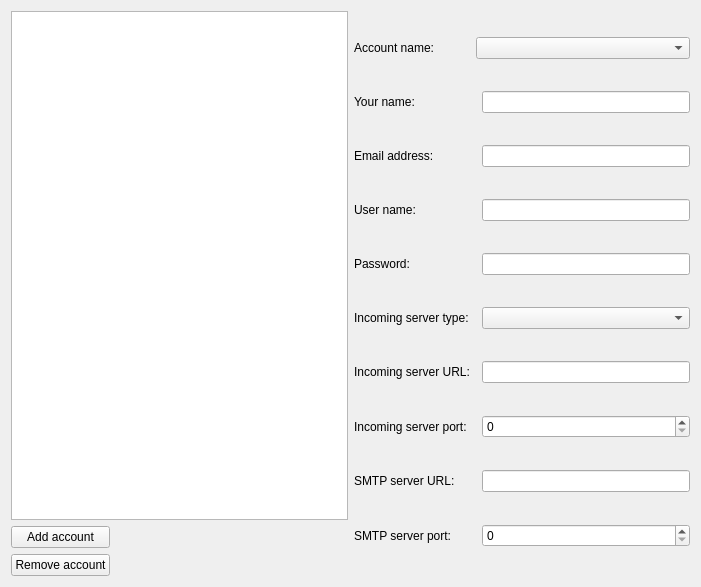
Old version of the form src/ui/preferences/PreferencesEmailPageWidget.ui in the repository honza-c/otter-browser.
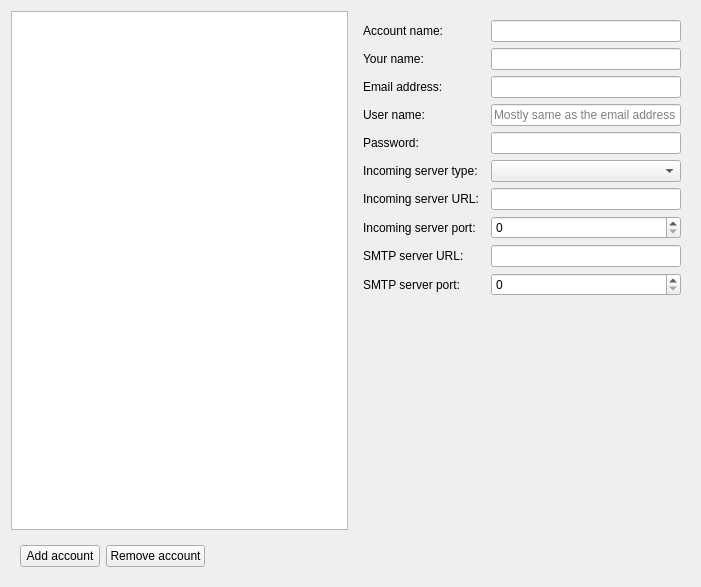
New version of the form. Custom widgets are drawn as their Qt base class.

Commit message: added email settings into Preferences window, implemetned displaying of existing accounts

```diff
--- a/src/ui/preferences/PreferencesEmailPageWidget.ui
+++ b/src/ui/preferences/PreferencesEmailPageWidget.ui
@@ -22,7 +22,21 @@
         <widget class="QListView" name="listView"/>
        </item>
        <item>
+        <widget class="QWidget" name="accountListAndActionButtonsWidget" native="true">
         <layout class="QGridLayout" name="gridLayout_2">
+          <item row="0" column="2">
+           <spacer name="horizontalSpacer">
+            <property name="orientation">
+             <enum>Qt::Horizontal</enum>
+            </property>
+            <property name="sizeHint" stdset="0">
+             <size>
+              <width>40</width>
+              <height>20</height>
+             </size>
+            </property>
+           </spacer>
+          </item>
          <item row="0" column="0">
           <widget class="QPushButton" name="btnAddAccount">
            <property name="text">
@@ -31,44 +45,23 @@
           </widget>
          </item>
          <item row="0" column="1">
-          <spacer name="horizontalSpacer">
-           <property name="orientation">
-            <enum>Qt::Horizontal</enum>
-           </property>
-           <property name="sizeHint" stdset="0">
-            <size>
-             <width>40</width>
-             <height>20</height>
-            </size>
-           </property>
-          </spacer>
-         </item>
-         <item row="1" column="0">
-          <widget class="QPushButton" name="btnRemoveAccount">
+           <widget class="QPushButton" name="removeAccountButton">
            <property name="text">
             <string>Remove account</string>
            </property>
           </widget>
          </item>
-         <item row="1" column="1">
-          <spacer name="horizontalSpacer_2">
-           <property name="orientation">
-            <enum>Qt::Horizontal</enum>
-           </property>
-           <property name="sizeHint" stdset="0">
-            <size>
-             <width>40</width>
-             <height>20</height>
-            </size>
-           </property>
-          </spacer>
-         </item>
-        </layout>
+         </layout>
+        </widget>
        </item>
       </layout>
      </item>
      <item>
-      <layout class="QGridLayout" name="gridLayout">
+      <widget class="QWidget" name="emailAccountDetailsWidget" native="true">
+       <layout class="QGridLayout" name="emailAccountsDetailsGridBox">
+        <item row="5" column="2">
+         <widget class="QComboBox" name="incomingServerTypeApplicationComboBox"/>
+        </item>
        <item row="0" column="0">
         <widget class="QLabel" name="accountNameLabel">
          <property name="text">
@@ -76,18 +69,8 @@
          </property>
         </widget>
        </item>
-       <item row="0" column="1" colspan="2">
-        <widget class="QComboBox" name="comboBox"/>
-       </item>
-       <item row="1" column="0">
-        <widget class="QLabel" name="yourNameLabel">
-         <property name="text">
-          <string>Your name:</string>
-         </property>
-        </widget>
-       </item>
-       <item row="1" column="2">
-        <widget class="QLineEdit" name="lineEdit"/>
+        <item row="6" column="2">
+         <widget class="Otter::LineEditWidget" name="incomingServerUrlLineEditWidget"/>
        </item>
        <item row="2" column="0">
         <widget class="QLabel" name="emailAddressLabel">
@@ -96,29 +79,6 @@
          </property>
         </widget>
        </item>
-       <item row="2" column="2">
-        <widget class="QLineEdit" name="lineEdit_2"/>
-       </item>
-       <item row="3" column="0">
-        <widget class="QLabel" name="userNameLabel">
-         <property name="text">
-          <string>User name:</string>
-         </property>
-        </widget>
-       </item>
-       <item row="3" column="2">
-        <widget class="QLineEdit" name="lineEdit_3"/>
-       </item>
-       <item row="4" column="0">
-        <widget class="QLabel" name="passwordLabel">
-         <property name="text">
-          <string>Password:</string>
-         </property>
-        </widget>
-       </item>
-       <item row="4" column="2">
-        <widget class="QLineEdit" name="lineEdit_4"/>
-       </item>
        <item row="5" column="0">
         <widget class="QLabel" name="incomingServerTypeLabel">
          <property name="text">
@@ -126,29 +86,13 @@
          </property>
         </widget>
        </item>
-       <item row="5" column="2">
-        <widget class="QComboBox" name="comboBox_2"/>
-       </item>
-       <item row="6" column="0">
-        <widget class="QLabel" name="incomingServerUrlLabel">
-         <property name="text">
-          <string>Incoming server URL:</string>
+        <item row="4" column="2">
+         <widget class="Otter::LineEditWidget" name="passwordLineEditWidget">
+          <property name="echoMode">
+           <enum>QLineEdit::Password</enum>
          </property>
         </widget>
        </item>
-       <item row="6" column="2">
-        <widget class="QLineEdit" name="lineEdit_5"/>
-       </item>
-       <item row="7" column="0">
-        <widget class="QLabel" name="incomingServerPort">
-         <property name="text">
-          <string>Incoming server port:</string>
-         </property>
-        </widget>
-       </item>
-       <item row="7" column="2">
-        <widget class="QSpinBox" name="spinBox_2"/>
-       </item>
        <item row="8" column="0">
         <widget class="QLabel" name="smtpServerUrlLabel">
          <property name="text">
@@ -156,8 +100,32 @@
          </property>
         </widget>
        </item>
+        <item row="7" column="2">
+         <widget class="QSpinBox" name="incomingServerPortSpinBox">
+          <property name="maximum">
+           <number>65535</number>
+          </property>
+         </widget>
+        </item>
        <item row="8" column="2">
-        <widget class="QLineEdit" name="lineEdit_6"/>
+         <widget class="Otter::LineEditWidget" name="smtpServerUrlLineEditWidget"/>
+        </item>
+        <item row="1" column="2">
+         <widget class="Otter::LineEditWidget" name="yourNameLineEditWidget"/>
+        </item>
+        <item row="3" column="0">
+         <widget class="QLabel" name="userNameLabel">
+          <property name="text">
+           <string>User name:</string>
+          </property>
+         </widget>
+        </item>
+        <item row="3" column="2">
+         <widget class="Otter::LineEditWidget" name="userNameLineEditWidget">
+          <property name="placeholderText">
+           <string>Mostly same as the email address</string>
+          </property>
+         </widget>
        </item>
        <item row="9" column="0" colspan="2">
         <widget class="QLabel" name="smtpServerPortLabel">
@@ -166,15 +134,74 @@
          </property>
         </widget>
        </item>
+        <item row="7" column="0">
+         <widget class="QLabel" name="incomingServerPort">
+          <property name="text">
+           <string>Incoming server port:</string>
+          </property>
+         </widget>
+        </item>
+        <item row="1" column="0">
+         <widget class="QLabel" name="yourNameLabel">
+          <property name="text">
+           <string>Your name:</string>
+          </property>
+         </widget>
+        </item>
+        <item row="2" column="2">
+         <widget class="Otter::LineEditWidget" name="emailAddressLineEditWidget"/>
+        </item>
        <item row="9" column="2">
-        <widget class="QSpinBox" name="spinBox"/>
-       </item>
-      </layout>
+         <widget class="QSpinBox" name="smtpServerPortSpinBox">
+          <property name="maximum">
+           <number>65535</number>
+          </property>
+         </widget>
+        </item>
+        <item row="6" column="0">
+         <widget class="QLabel" name="incomingServerUrlLabel">
+          <property name="text">
+           <string>Incoming server URL:</string>
+          </property>
+         </widget>
+        </item>
+        <item row="4" column="0">
+         <widget class="QLabel" name="passwordLabel">
+          <property name="text">
+           <string>Password:</string>
+          </property>
+         </widget>
+        </item>
+        <item row="10" column="2">
+         <spacer name="verticalSpacer">
+          <property name="orientation">
+           <enum>Qt::Vertical</enum>
+          </property>
+          <property name="sizeHint" stdset="0">
+           <size>
+            <width>20</width>
+            <height>40</height>
+           </size>
+          </property>
+         </spacer>
+        </item>
+        <item row="0" column="2">
+         <widget class="Otter::LineEditWidget" name="accountNameLineEditWidget"/>
+        </item>
+       </layout>
+      </widget>
      </item>
     </layout>
    </item>
   </layout>
  </widget>
+ <customwidgets>
+  <customwidget>
+   <class>Otter::LineEditWidget</class>
+   <extends>QLineEdit</extends>
+   <header>src/ui/LineEditWidget.h</header>
+  </customwidget>
+ </customwidgets>
  <resources/>
  <connections/>
 </ui>
```
Left out of the diff: 4 changed lines with no effect on the pictures. Lines whose indentation alone changed are shown as unchanged. The commit also changes 6 other files.
